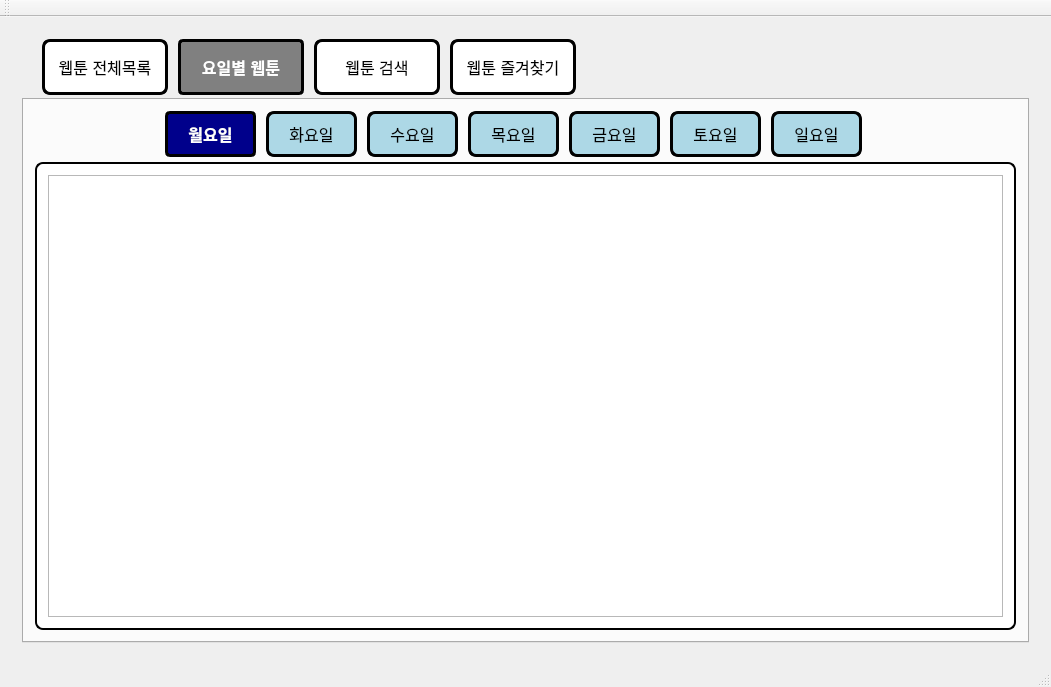
Above: project5_webtoon/client/mainwindow.ui from myeonghh/lms4_Project before the change. Below: the same form after it.
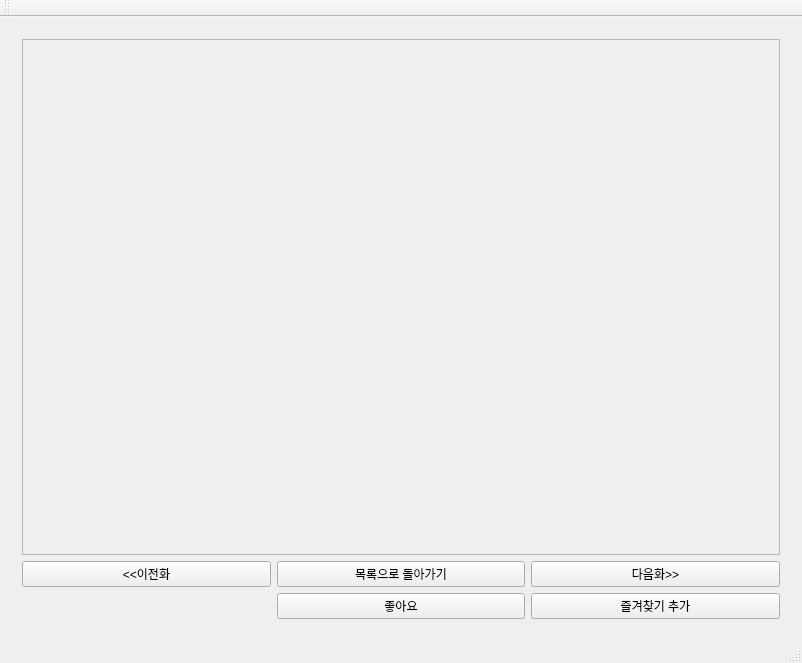
That is the form after the change. The open tabs and pages were chosen to show the change.

Diff of the .ui file:
```diff
--- a/project5_webtoon/client/mainwindow.ui
+++ b/project5_webtoon/client/mainwindow.ui
@@ -6,8 +6,8 @@
    <rect>
     <x>0</x>
     <y>0</y>
-    <width>1051</width>
-    <height>687</height>
+    <width>802</width>
+    <height>663</height>
    </rect>
   </property>
   <property name="windowTitle">
@@ -138,7 +138,7 @@
 }
 
 QTabWidget::tab-bar {  /* 탭 버튼을 감싸는 바 */
-    left: 130px;  /* 탭 목록이 왼쪽으로 조금 이동 */
+    left: 20px;  /* 탭 목록이 왼쪽으로 조금 이동 */
 }</string>
               </property>
               <property name="currentIndex">
@@ -396,6 +396,71 @@
         </item>
        </layout>
       </widget>
+      <widget class="QWidget" name="webtoon_page">
+       <layout class="QVBoxLayout" name="verticalLayout_2">
+        <item>
+         <layout class="QGridLayout" name="gridLayout_16">
+          <item row="0" column="0">
+           <widget class="QScrollArea" name="toon_scrollArea">
+            <property name="widgetResizable">
+             <bool>true</bool>
+            </property>
+            <widget class="QWidget" name="toon_scrollArea_contents">
+             <property name="geometry">
+              <rect>
+               <x>0</x>
+               <y>0</y>
+               <width>762</width>
+               <height>488</height>
+              </rect>
+             </property>
+             <layout class="QVBoxLayout" name="verticalLayout_4"/>
+            </widget>
+           </widget>
+          </item>
+         </layout>
+        </item>
+        <item>
+         <layout class="QGridLayout" name="gridLayout_17">
+          <item row="1" column="1">
+           <widget class="QPushButton" name="like_btn">
+            <property name="text">
+             <string>좋아요</string>
+            </property>
+           </widget>
+          </item>
+          <item row="0" column="0">
+           <widget class="QPushButton" name="beforeEpi_btn">
+            <property name="text">
+             <string>&lt;&lt;이전화</string>
+            </property>
+           </widget>
+          </item>
+          <item row="0" column="1">
+           <widget class="QPushButton" name="backList_btn">
+            <property name="text">
+             <string>목록으로 돌아가기</string>
+            </property>
+           </widget>
+          </item>
+          <item row="0" column="2">
+           <widget class="QPushButton" name="afterEpi_btn">
+            <property name="text">
+             <string>다음화&gt;&gt;</string>
+            </property>
+           </widget>
+          </item>
+          <item row="1" column="2">
+           <widget class="QPushButton" name="bookmark_add_btn">
+            <property name="text">
+             <string>즐겨찾기 추가</string>
+            </property>
+           </widget>
+          </item>
+         </layout>
+        </item>
+       </layout>
+      </widget>
       <widget class="QWidget" name="page_2">
        <widget class="QWidget" name="layoutWidget">
         <property name="geometry">
```
Left out of the diff: 4 changed lines with no effect on the pictures.
